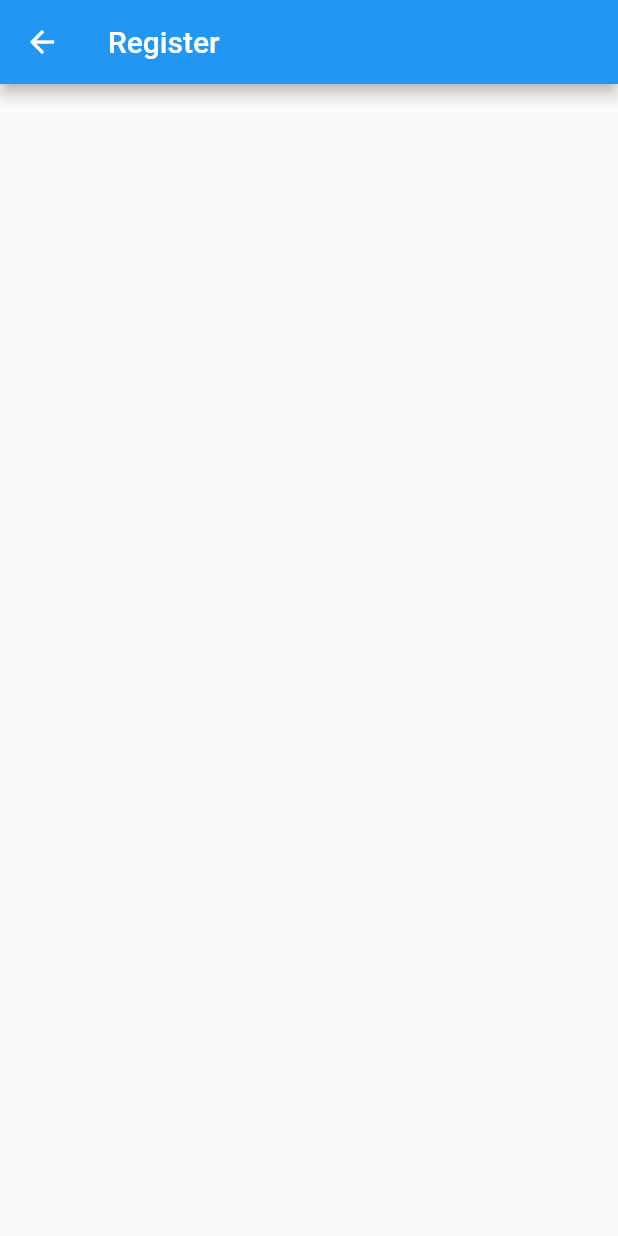
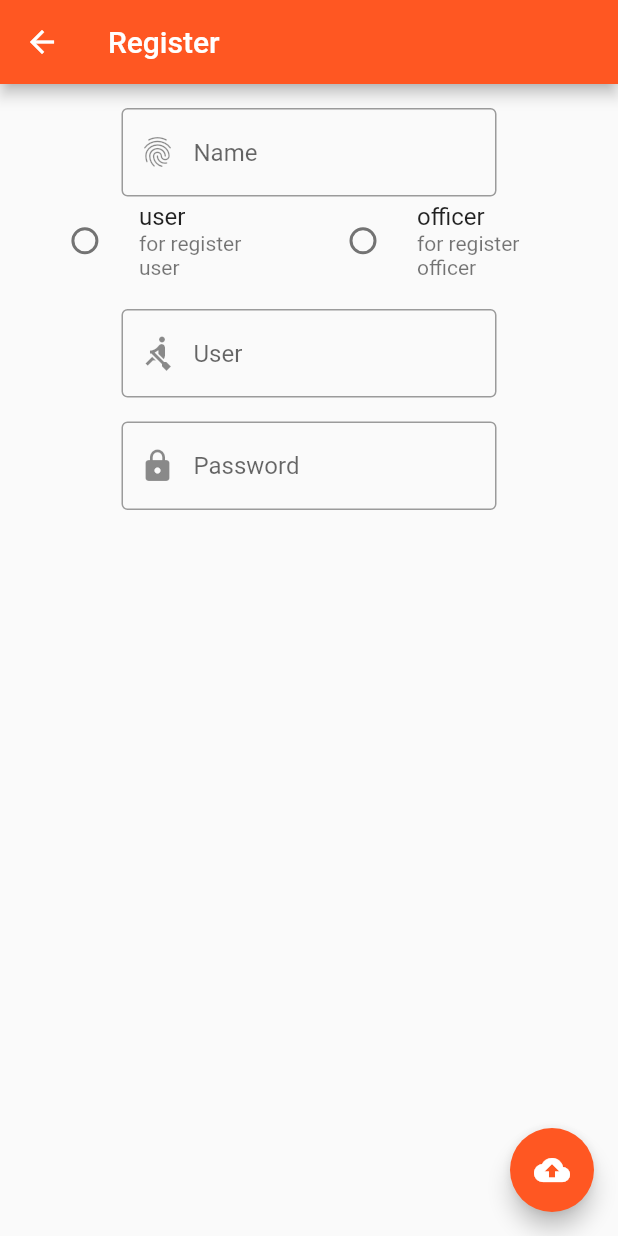
Before and after one commit to etnwindlp/windaicapp, a Flutter app: the Register screen opened by its route, on a phone screen of 412 x 824 dp. Run offline on Flutter 3.47's test engine with Material 2 defaults, Android fonts, the phone set to English and light mode, and no system bars; our stand-ins replace google_fonts.

Commit message:
design UI register Success

```diff
--- a/lib/main.dart
+++ b/lib/main.dart
@@ -18,6 +18,7 @@ class MyApp extends StatelessWidget {
       DeviceOrientation.portraitDown
     ]);
     return MaterialApp(
+      theme: ThemeData(primarySwatch: Colors.deepOrange),
       debugShowCheckedModeBanner: false,
       // home: Authen(),
       routes: routes,
--- a/lib/widget/authen.dart
+++ b/lib/widget/authen.dart
@@ -3,6 +3,7 @@
 import 'package:flutter/material.dart';
 import 'package:google_fonts/google_fonts.dart';
 
+//stf
 class Authen extends StatefulWidget {
   @override
   _AuthenState createState() => _AuthenState();
--- a/lib/widget/register.dart
+++ b/lib/widget/register.dart
@@ -6,12 +6,107 @@ class Register extends StatefulWidget {
 }
 
 class _RegisterState extends State<Register> {
+  String typeUser;
   @override
   Widget build(BuildContext context) {
     return Scaffold(
+      floatingActionButton: FloatingActionButton(
+        onPressed: () {},
+        child: Icon(Icons.cloud_upload),
+      ),
       appBar: AppBar(
         title: Text('Register'),
       ),
+      body: Center(
+        child: Column(
+          children: [
+            buildName(),
+            Row(
+              mainAxisAlignment: MainAxisAlignment.center,
+              children: [
+                buildRadioListTileUser(),
+                buildRadioListTileOfficer(),
+              ],
+            ),
+            buildUser(),
+            buildPassword(),
+          ],
+        ),
+      ),
+    );
+  }
+
+  Container buildRadioListTileUser() {
+    return Container(
+      width: MediaQuery.of(context).size.width * 0.45,
+      child: RadioListTile(
+          subtitle: Text('for register user'),
+          title: Text('user'),
+          value: 'user',
+          groupValue: typeUser,
+          onChanged: (value) {
+            setState(() {
+              typeUser = value;
+            });
+          }),
+    );
+  }
+
+  Container buildRadioListTileOfficer() {
+    return Container(
+      width: MediaQuery.of(context).size.width * 0.45,
+      child: RadioListTile(
+          subtitle: Text('for register officer'),
+          title: Text('officer'),
+          value: 'officer',
+          groupValue: typeUser,
+          onChanged: (value) {
+            setState(() {
+              typeUser = value;
+            });
+          }),
     );
   }
 }
+
+Container buildName() {
+  return Container(
+    margin: EdgeInsets.only(top: 16),
+    width: 250,
+    child: TextField(
+      decoration: InputDecoration(
+        prefixIcon: Icon(Icons.fingerprint),
+        border: OutlineInputBorder(),
+        hintText: 'Name',
+      ),
+    ),
+  );
+}
+
+Container buildUser() {
+  return Container(
+    margin: EdgeInsets.only(top: 16),
+    width: 250,
+    child: TextField(
+      decoration: InputDecoration(
+        prefixIcon: Icon(Icons.rowing),
+        border: OutlineInputBorder(),
+        hintText: 'User',
+      ),
+    ),
+  );
+}
+
+Container buildPassword() {
+  return Container(
+    margin: EdgeInsets.only(top: 16),
+    width: 250,
+    child: TextField(
+      decoration: InputDecoration(
+        prefixIcon: Icon(Icons.lock),
+        border: OutlineInputBorder(),
+        hintText: 'Password',
+      ),
+    ),
+  );
+}
```
Also changed, not shown: 3 other files.
